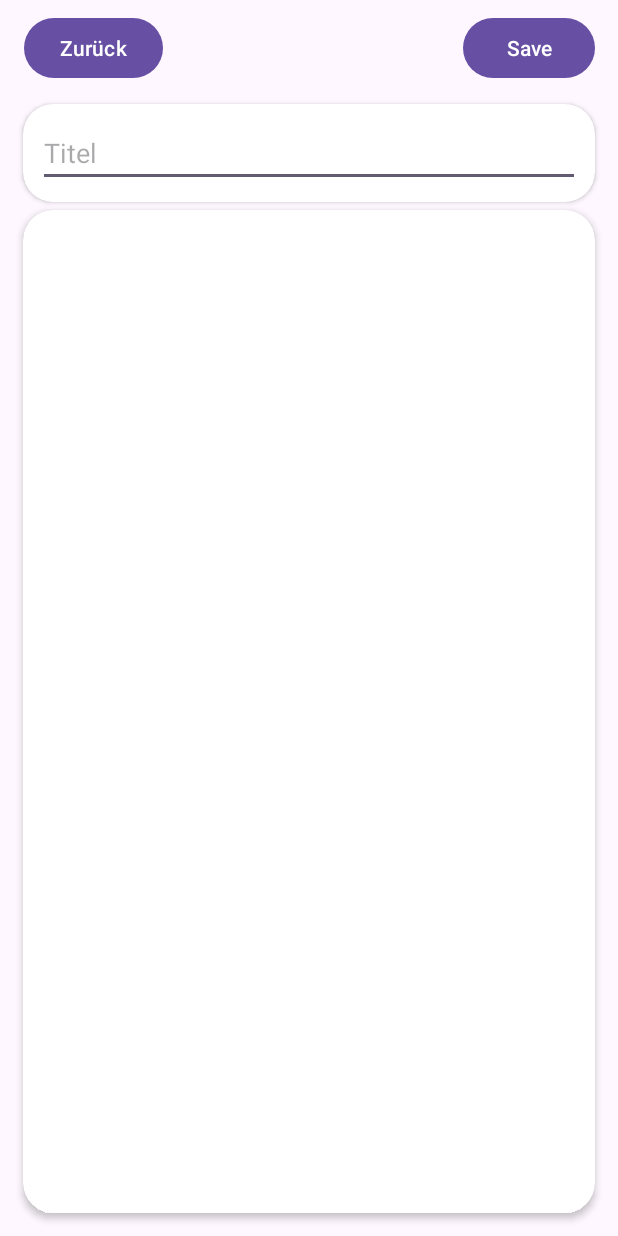
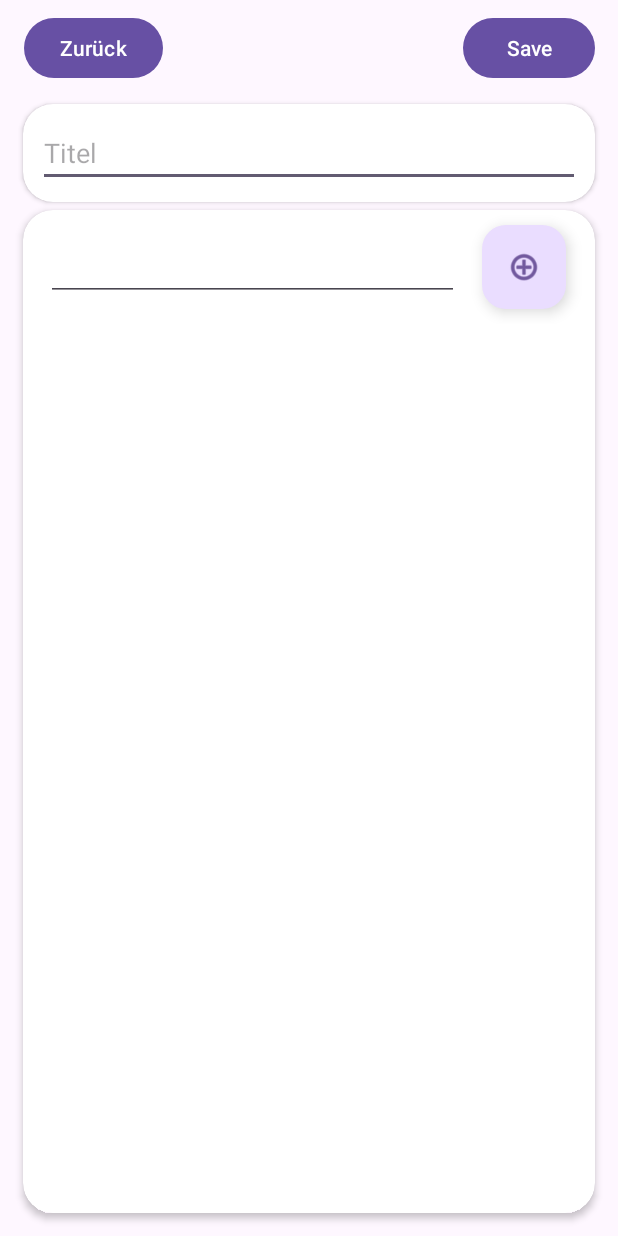
Before and after one commit to natsudaS/NestSync, an Android app: the ListActivity screen opened directly, with no data from a screen before it, on a phone screen of 412 x 824 dp. Run offline under Robolectric (Android 15) with nearby library versions, the phone set to English and light mode, and no system bars; our stand-ins replace Firebase (no records; nobody signed in at launch, a user with empty details on screens opened directly); libraries missing offline, so code that uses them is left out: org.checkerframework.checker; 1 statement that could not run was skipped.

Commit message:
view elements for new list item created

```diff
--- a/app/src/main/res/layout/activity_listview.xml
+++ b/app/src/main/res/layout/activity_listview.xml
@@ -70,7 +70,32 @@
             android:id="@+id/itemsList"
             android:layout_width="match_parent"
             android:layout_height="wrap_content"
-            android:layout_margin="10dp" />
+            android:layout_margin="10dp"
+            app:layout_constraintBottom_toTopOf="parent"
+            app:layout_constraintTop_toTopOf="@id/newItemLayout" />
+
+        <LinearLayout
+            android:id="@+id/newItemLayout"
+            android:layout_width="match_parent"
+            android:layout_height="wrap_content"
+            android:orientation="horizontal">
+
+            <EditText
+                android:id="@+id/newItemEditText"
+                android:layout_width="275dp"
+                android:layout_height="wrap_content"
+                android:layout_margin="15dp"
+                android:layout_gravity="center_vertical"/>
+
+            <com.google.android.material.floatingactionbutton.FloatingActionButton
+                android:id="@+id/addItemButton"
+                android:layout_width="wrap_content"
+                android:layout_height="wrap_content"
+                android:layout_gravity="center_vertical"
+                android:clickable="true"
+                app:srcCompat="@android:drawable/ic_menu_add" />
+
+        </LinearLayout>
 
     </androidx.cardview.widget.CardView>
 </androidx.constraintlayout.widget.ConstraintLayout>
```
